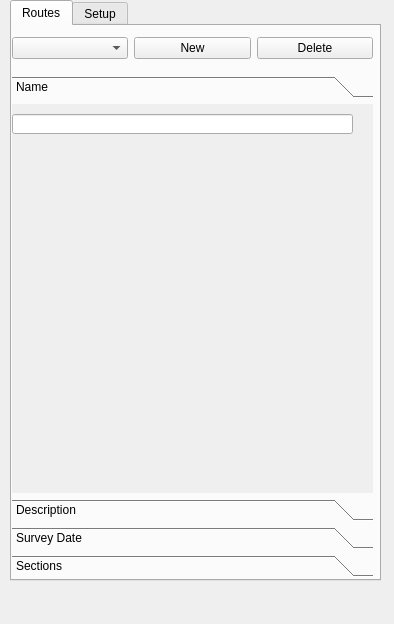
Drew973/pts_route_builder, file route_builder_dockwidget_base.ui: the form before one commit.
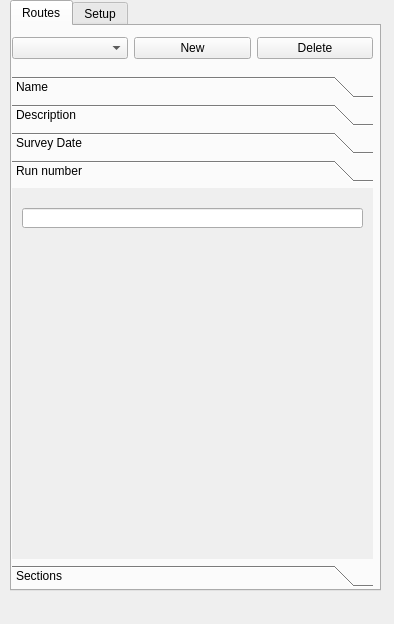
The form after the commit. The open tabs and pages were chosen to show the change. Custom widgets are drawn as their Qt base class.

```diff
--- a/route_builder_dockwidget_base.ui
+++ b/route_builder_dockwidget_base.ui
@@ -33,7 +33,7 @@
       <x>10</x>
       <y>0</y>
       <width>371</width>
-      <height>581</height>
+      <height>591</height>
      </rect>
     </property>
     <property name="currentIndex">
@@ -85,13 +85,21 @@
         <x>0</x>
         <y>50</y>
         <width>361</width>
-        <height>501</height>
+        <height>511</height>
        </rect>
       </property>
       <property name="currentIndex">
        <number>3</number>
       </property>
       <widget class="QWidget" name="page">
+       <property name="geometry">
+        <rect>
+         <x>0</x>
+         <y>0</y>
+         <width>361</width>
+         <height>376</height>
+        </rect>
+       </property>
        <attribute name="label">
         <string>Name</string>
        </attribute>
@@ -174,6 +182,29 @@
         </property>
        </widget>
       </widget>
+      <widget class="QWidget" name="page_4">
+       <property name="geometry">
+        <rect>
+         <x>0</x>
+         <y>0</y>
+         <width>361</width>
+         <height>376</height>
+        </rect>
+       </property>
+       <attribute name="label">
+        <string>Run number</string>
+       </attribute>
+       <widget class="QLineEdit" name="run_no_edit">
+        <property name="geometry">
+         <rect>
+          <x>10</x>
+          <y>20</y>
+          <width>341</width>
+          <height>20</height>
+         </rect>
+        </property>
+       </widget>
+      </widget>
       <widget class="QWidget" name="page_5">
        <property name="geometry">
         <rect>
```
Left out of the diff: 25 changed lines with no effect on the pictures.
